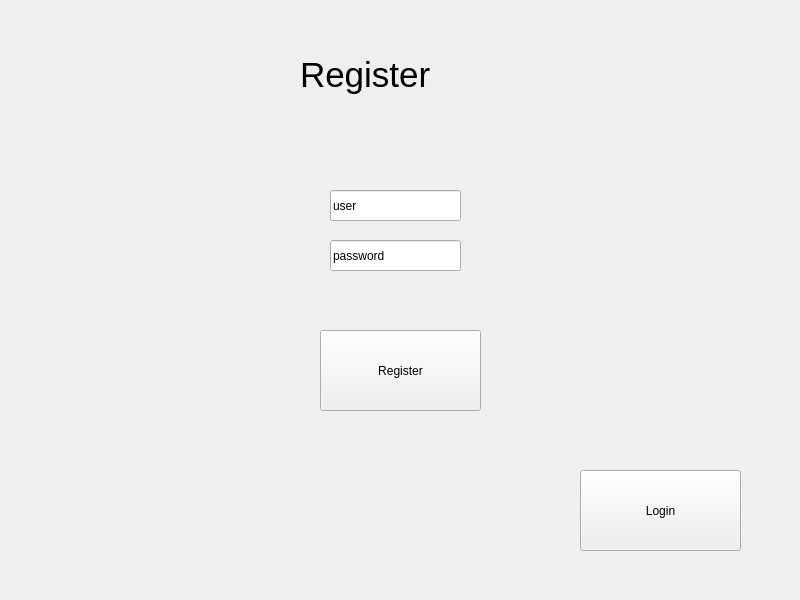
Ancellie/organizer_on_qt, file registerwindow.ui: the form before one commit.
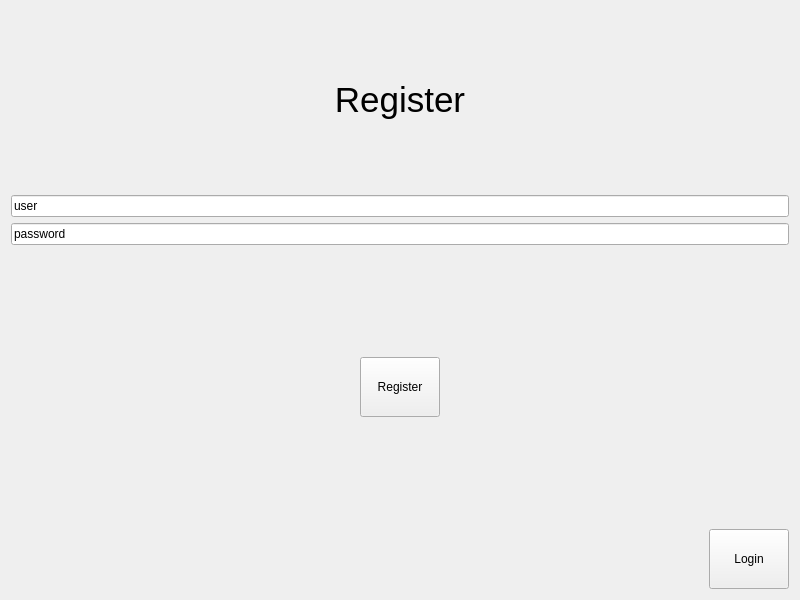
The form after the commit.

Diff of the .ui file:
```diff
--- a/registerwindow.ui
+++ b/registerwindow.ui
@@ -13,71 +13,150 @@
   <property name="windowTitle">
    <string>Form</string>
   </property>
-  <widget class="QPushButton" name="registerButton">
-   <property name="geometry">
-    <rect>
-     <x>320</x>
-     <y>330</y>
-     <width>161</width>
-     <height>81</height>
-    </rect>
-   </property>
-   <property name="text">
-    <string>Register</string>
-   </property>
-  </widget>
-  <widget class="QPushButton" name="loginButton">
-   <property name="geometry">
-    <rect>
-     <x>580</x>
-     <y>470</y>
-     <width>161</width>
-     <height>81</height>
-    </rect>
-   </property>
-   <property name="text">
-    <string>Login</string>
-   </property>
-  </widget>
-  <widget class="QLineEdit" name="userLineEdit">
-   <property name="geometry">
-    <rect>
-     <x>330</x>
-     <y>190</y>
-     <width>131</width>
-     <height>31</height>
-    </rect>
-   </property>
-   <property name="text">
-    <string>user</string>
-   </property>
-  </widget>
-  <widget class="QLineEdit" name="passworLineEdit">
-   <property name="geometry">
-    <rect>
-     <x>330</x>
-     <y>240</y>
-     <width>131</width>
-     <height>31</height>
-    </rect>
-   </property>
-   <property name="text">
-    <string>password</string>
-   </property>
-  </widget>
-  <widget class="QLabel" name="label">
-   <property name="geometry">
-    <rect>
-     <x>300</x>
-     <y>40</y>
-     <width>251</width>
-     <height>71</height>
-    </rect>
-   </property>
-   <property name="text">
-    <string>&lt;html&gt;&lt;head/&gt;&lt;body&gt;&lt;p&gt;&lt;span style=&quot; font-size:26pt;&quot;&gt;Register&lt;/span&gt;&lt;/p&gt;&lt;/body&gt;&lt;/html&gt;</string>
-   </property>
-  </widget>
+  <layout class="QVBoxLayout" name="verticalLayout_2">
+   <item>
+    <widget class="QLabel" name="label">
+     <property name="minimumSize">
+      <size>
+       <width>778</width>
+       <height>178</height>
+      </size>
+     </property>
+     <property name="text">
+      <string>&lt;html&gt;&lt;head/&gt;&lt;body&gt;&lt;p align=&quot;center&quot;&gt;&lt;span style=&quot; font-size:26pt;&quot;&gt;Register&lt;/span&gt;&lt;/p&gt;&lt;/body&gt;&lt;/html&gt;</string>
+     </property>
+    </widget>
+   </item>
+   <item>
+    <layout class="QVBoxLayout" name="verticalLayout">
+     <item>
+      <widget class="QLineEdit" name="userLineEdit">
+       <property name="text">
+        <string>user</string>
+       </property>
+      </widget>
+     </item>
+     <item>
+      <widget class="QLineEdit" name="passworLineEdit">
+       <property name="text">
+        <string>password</string>
+       </property>
+      </widget>
+     </item>
+    </layout>
+   </item>
+   <item>
+    <spacer name="verticalSpacer">
+     <property name="orientation">
+      <enum>Qt::Vertical</enum>
+     </property>
+     <property name="sizeHint" stdset="0">
+      <size>
+       <width>20</width>
+       <height>89</height>
+      </size>
+     </property>
+    </spacer>
+   </item>
+   <item>
+    <layout class="QHBoxLayout" name="horizontalLayout_2">
+     <item>
+      <spacer name="horizontalSpacer_3">
+       <property name="orientation">
+        <enum>Qt::Horizontal</enum>
+       </property>
+       <property name="sizeHint" stdset="0">
+        <size>
+         <width>40</width>
+         <height>20</height>
+        </size>
+       </property>
+      </spacer>
+     </item>
+     <item>
+      <widget class="QPushButton" name="registerButton">
+       <property name="minimumSize">
+        <size>
+         <width>31</width>
+         <height>60</height>
+        </size>
+       </property>
+       <property name="sizeIncrement">
+        <size>
+         <width>0</width>
+         <height>10</height>
+        </size>
+       </property>
+       <property name="baseSize">
+        <size>
+         <width>6</width>
+         <height>16</height>
+        </size>
+       </property>
+       <property name="text">
+        <string>Register</string>
+       </property>
+      </widget>
+     </item>
+     <item>
+      <spacer name="horizontalSpacer_2">
+       <property name="orientation">
+        <enum>Qt::Horizontal</enum>
+       </property>
+       <property name="sizeHint" stdset="0">
+        <size>
+         <width>40</width>
+         <height>20</height>
+        </size>
+       </property>
+      </spacer>
+     </item>
+    </layout>
+   </item>
+   <item>
+    <spacer name="verticalSpacer_2">
+     <property name="orientation">
+      <enum>Qt::Vertical</enum>
+     </property>
+     <property name="sizeHint" stdset="0">
+      <size>
+       <width>20</width>
+       <height>89</height>
+      </size>
+     </property>
+    </spacer>
+   </item>
+   <item>
+    <layout class="QHBoxLayout" name="horizontalLayout">
+     <item>
+      <spacer name="horizontalSpacer">
+       <property name="orientation">
+        <enum>Qt::Horizontal</enum>
+       </property>
+       <property name="sizeHint" stdset="0">
+        <size>
+         <width>40</width>
+         <height>20</height>
+        </size>
+       </property>
+      </spacer>
+     </item>
+     <item>
+      <widget class="QPushButton" name="loginButton">
+       <property name="minimumSize">
+        <size>
+         <width>0</width>
+         <height>60</height>
+        </size>
+       </property>
+       <property name="text">
+        <string>Login</string>
+       </property>
+      </widget>
+     </item>
+    </layout>
+   </item>
+  </layout>
  </widget>
  <resources/>
  <connections/>
```
